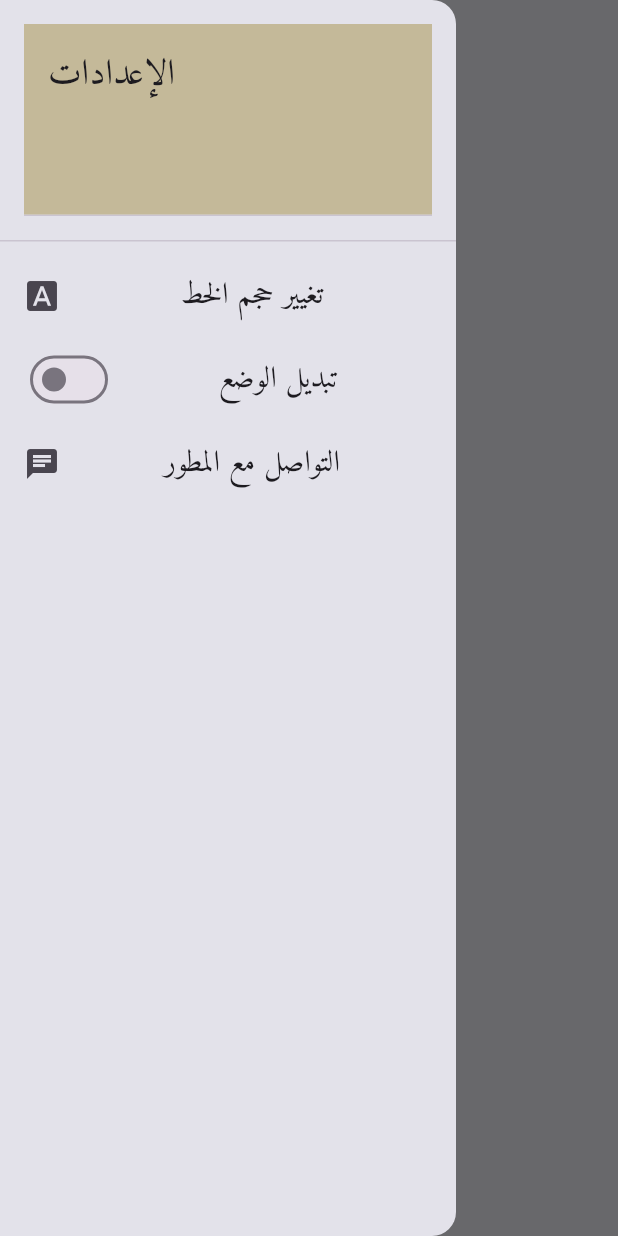
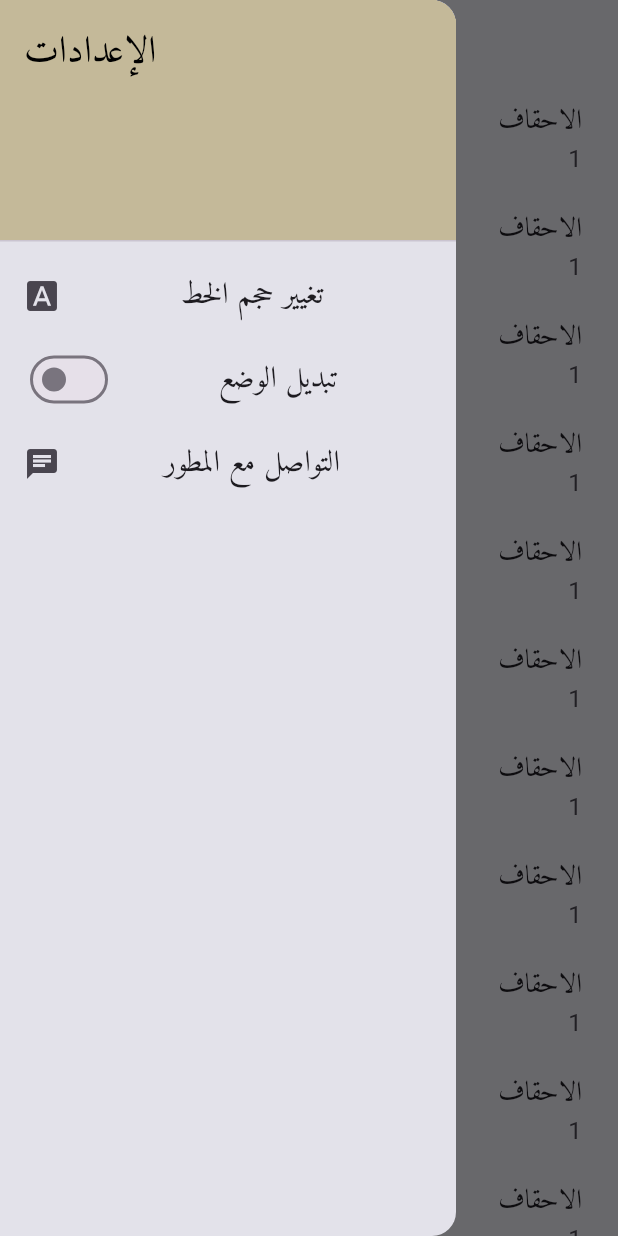
Before and after one commit to taha-majdlawi/werd_yawme_last_5_sections, a Flutter app: the screen it shows after launch, with the side drawer open, on a phone screen of 412 x 824 dp. Run offline on Flutter 3.47's test engine with Material 3 defaults, Android fonts, the phone set to English and light mode, and no system bars; our stand-ins replace shared_preferences.

Commit message:
create custom surah list tile

```diff
--- a/lib/screens/home_page.dart
+++ b/lib/screens/home_page.dart
@@ -1,6 +1,7 @@
 import 'package:flutter/material.dart';
 import 'package:lastfivesectionsofquran/screens/change_font_size_screen.dart';
 import 'package:lastfivesectionsofquran/widgets/custom_drawer.dart';
+import 'package:lastfivesectionsofquran/widgets/custom_surah_list_tile.dart';
 import 'package:url_launcher/url_launcher.dart';
 
 class HomePage extends StatelessWidget {
@@ -32,8 +33,10 @@ class HomePage extends StatelessWidget {
         isDarkMode: isDarkMode,
         onThemeChanged: onThemeChanged,
       ),
-      body: Center(
-        child: Text('نص تجريبي', style: TextStyle(fontFamily: 'Amiri')),
+      body: ListView.builder(
+        itemBuilder: (context, index) {
+          return CustomSurahListTile();
+        },
       ),
     );
   }
--- a/lib/widgets/custom_drawer.dart
+++ b/lib/widgets/custom_drawer.dart
@@ -15,13 +15,15 @@ class CustomDrawer extends StatelessWidget {
       child: ListView(
         children: [
           DrawerHeader(
-            child: DrawerHeader(
-              decoration: BoxDecoration(
-                color: Color.fromARGB(255, 196, 185, 153),
-              ),
-              child: Text(
-                'الإعدادات',
-                style: TextStyle(fontSize: 24, fontFamily: 'Amiri'),
+            decoration: BoxDecoration(
+              color: Color.fromARGB(255, 196, 185, 153),
+            ),
+            child: Text(
+              'الإعدادات',
+              style: TextStyle(
+                fontSize: 25,
+                fontFamily: 'Amiri',
+                color: Colors.black,
               ),
             ),
           ),
--- /dev/null
+++ b/lib/widgets/custom_surah_list_tile.dart
@@ -0,0 +1,25 @@
+
+
+import 'package:flutter/material.dart';
+
+class CustomSurahListTile extends StatelessWidget {
+  const CustomSurahListTile({
+    super.key,
+  });
+
+  @override
+  Widget build(BuildContext context) {
+    return ListTile(
+      leading: Text(
+        '1-6',
+        style: TextStyle(fontFamily: 'Amiri', fontSize: 18),
+      ),
+      title: Text(
+        textAlign: TextAlign.right,
+        'الاحقاف',
+        style: TextStyle(fontFamily: 'Amiri', fontSize: 18),
+      ),
+      subtitle: Text(textAlign: TextAlign.right, '1'),
+    );
+  }
+}
```
